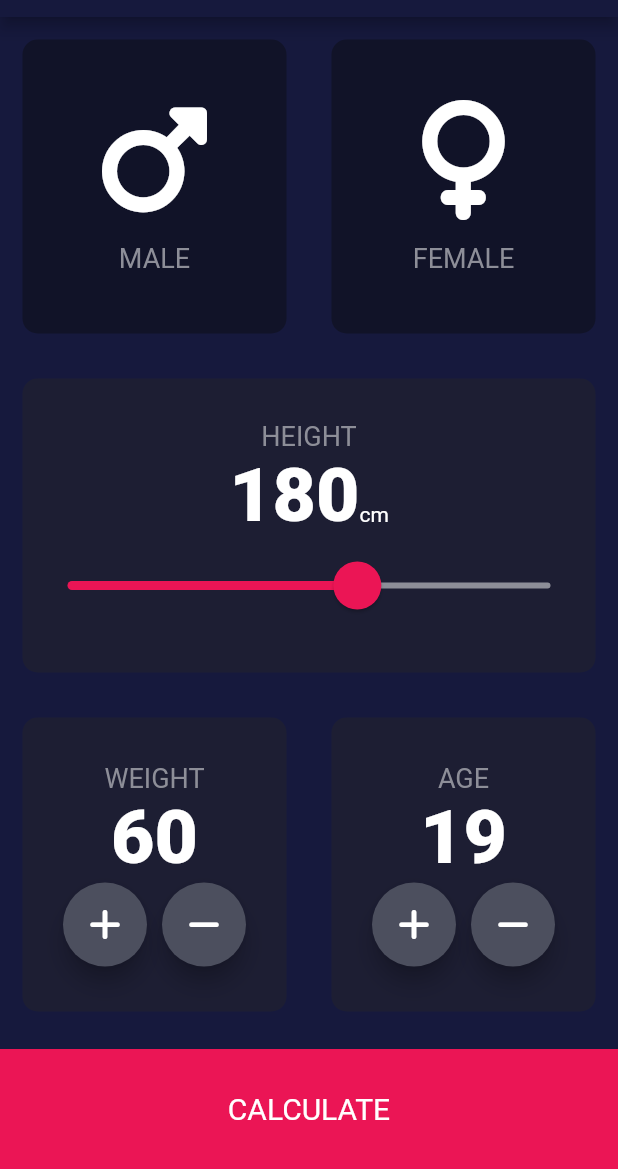
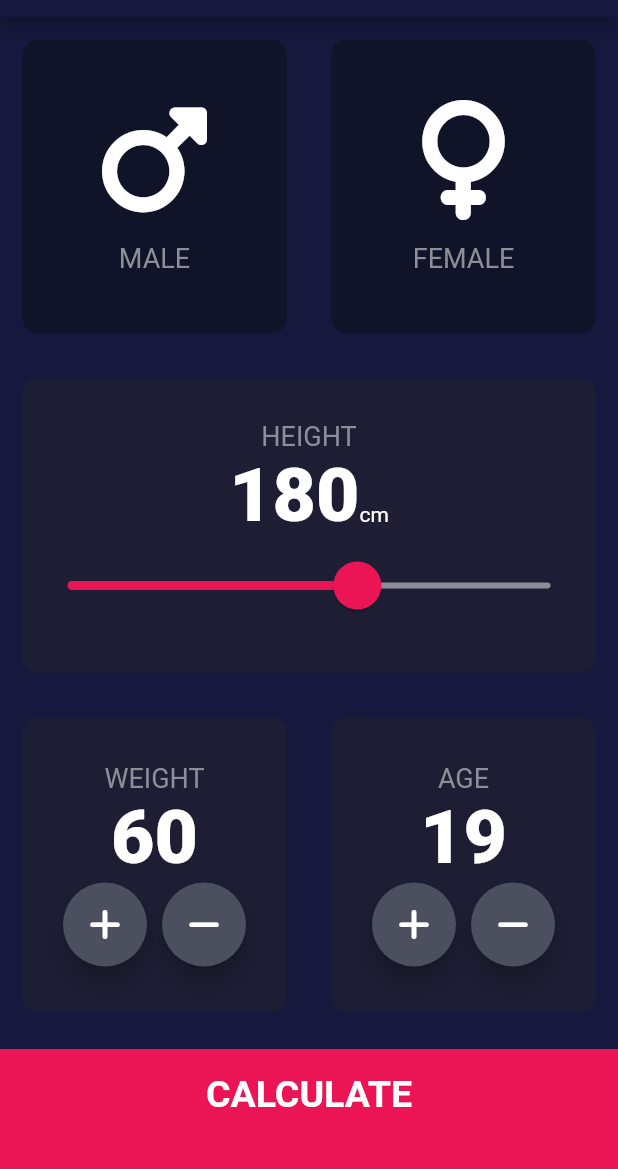
Before and after one commit to selinguz/bmi_calculator, a Flutter app: the screen it shows after launch, on a phone screen of 412 x 824 dp, the part 67-1236 px from its top. Run offline on Flutter 3.47's test engine with Material 2 defaults, Android fonts, the phone set to English and light mode, and no system bars; our stand-ins replace font_awesome_flutter.

```diff
--- /dev/null
+++ b/lib/components/bottom_button.dart
@@ -0,0 +1,36 @@
+import 'package:flutter/material.dart';
+import '../constants.dart';
+
+class BottomButton extends StatelessWidget {
+  final Function onTap;
+  final String buttonTitle;
+
+  const BottomButton({
+    super.key,
+    required this.onTap,
+    required this.buttonTitle,
+  });
+
+  @override
+  Widget build(BuildContext context) {
+    return GestureDetector(
+      onTap: () {
+        onTap();
+      },
+      child: Container(
+        color: kBottomContainerColor,
+        height: kBottomContainerHeight,
+        width: double.infinity,
+        margin: EdgeInsets.only(top: 10.0),
+        padding: EdgeInsets.only(bottom: 20.0),
+        child: Center(
+          child: Text(
+            buttonTitle,
+            style: TextStyle(
+                color: Colors.white, fontSize: 25, fontWeight: FontWeight.bold),
+          ),
+        ),
+      ),
+    );
+  }
+}
--- a/lib/icon_content.dart
+++ b/lib/components/icon_content.dart
@@ -1,5 +1,5 @@
 import 'package:flutter/material.dart';
-import 'constants.dart';
+import '../constants.dart';
 
 class IconContent extends StatelessWidget {
   final IconData icon;
--- /dev/null
+++ b/lib/components/round_icon_button.dart
@@ -0,0 +1,24 @@
+import 'package:flutter/material.dart';
+
+
+class RoundIconButton extends StatelessWidget {
+  final IconData icon;
+  final Function onPressed;
+
+  const RoundIconButton(
+      {super.key, required this.icon, required this.onPressed});
+
+  @override
+  Widget build(BuildContext context) {
+    return RawMaterialButton(
+      onPressed: () {
+        onPressed();
+      },
+      shape: CircleBorder(),
+      child: Icon(icon),
+      constraints: BoxConstraints.tightFor(width: 56.0, height: 56.0),
+      fillColor: Color(0xFF4C4F5E),
+      elevation: 6.0,
+    );
+  }
+}
--- a/lib/main.dart
+++ b/lib/main.dart
@@ -1,5 +1,5 @@
 import 'package:flutter/material.dart';
-import 'input_page.dart';
+import 'screens/input_page.dart';
 
 void main() => runApp(BMICalculator());
 
--- a/lib/input_page.dart
+++ b/lib/screens/input_page.dart
@@ -1,10 +1,12 @@
-import 'package:bmi_calculator/results_page.dart';
-import 'package:bmi_calculator/reusable_card.dart';
+import 'package:bmi_calculator/components/reusable_card.dart';
+import 'package:bmi_calculator/components/round_icon_button.dart';
+import 'package:bmi_calculator/screens/results_page.dart';
 import 'package:flutter/material.dart';
 import 'package:font_awesome_flutter/font_awesome_flutter.dart';
 
-import 'constants.dart';
-import 'icon_content.dart';
+import '../components/bottom_button.dart';
+import '../components/icon_content.dart';
+import '../constants.dart';
 
 const inactiveCardColor = Color(0xFF111328);
 
@@ -229,53 +231,19 @@ class _InputPageState extends State<InputPage> {
               ],
             ),
           ),
-          GestureDetector(
+          BottomButton(
             onTap: () {
-              setState(() {
               Navigator.push(
                 context,
                 MaterialPageRoute(
                   builder: (context) => ResultPage(),
                 ),
               );
-              });
             },
-            child: Container(
-              alignment: Alignment.center,
-              color: kBottomContainerColor,
-              height: kBottomContainerHeight,
-              width: double.infinity,
-              margin: EdgeInsets.only(top: 10.0),
-              child: Text(
-                'CALCULATE',
-                style: TextStyle(color: Colors.white, fontSize: 20),
-              ),
-            ),
+            buttonTitle: 'CALCULATE',
           ),
         ],
       ),
     );
   }
 }
-
-class RoundIconButton extends StatelessWidget {
-  final IconData icon;
-  final Function onPressed;
-
-  const RoundIconButton(
-      {super.key, required this.icon, required this.onPressed});
-
-  @override
-  Widget build(BuildContext context) {
-    return RawMaterialButton(
-      onPressed: () {
-        onPressed();
-      },
-      shape: CircleBorder(),
-      child: Icon(icon),
-      constraints: BoxConstraints.tightFor(width: 56.0, height: 56.0),
-      fillColor: Color(0xFF4C4F5E),
-      elevation: 6.0,
-    );
-  }
-}
```
Also changed, not shown: lib/constants.dart (+24 -1 lines), lib/results_page.dart (deleted, +0 -10 lines), lib/screens/results_page.dart (added, +63 -0 lines), lib/components/reusable_card.dart (renamed from lib/reusable_card.dart). Lines whose indentation alone changed are shown as unchanged.
